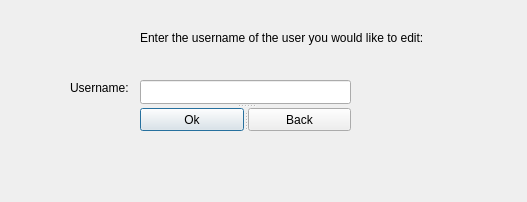
grenrock/cs1dQTRepository, file editadminstatus.ui: the form before one commit.
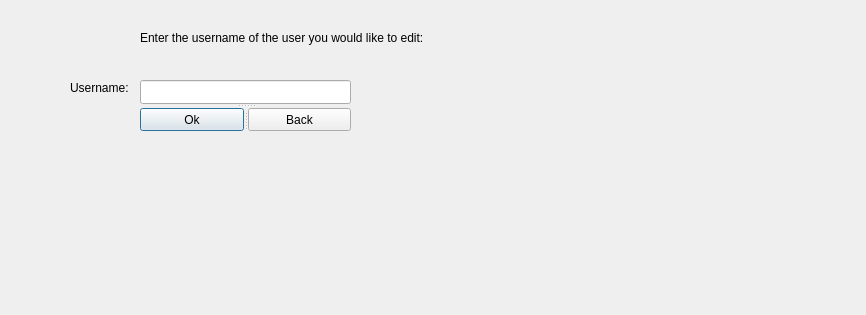
The form after the commit.

Commit message:
Preparing editadminstatus window
I want to insert a text box that will output all users and their admin
status

The edit to the form file:
```diff
--- a/editadminstatus.ui
+++ b/editadminstatus.ui
@@ -6,8 +6,8 @@
    <rect>
     <x>0</x>
     <y>0</y>
-    <width>527</width>
-    <height>202</height>
+    <width>866</width>
+    <height>315</height>
    </rect>
   </property>
   <property name="windowTitle">
```
